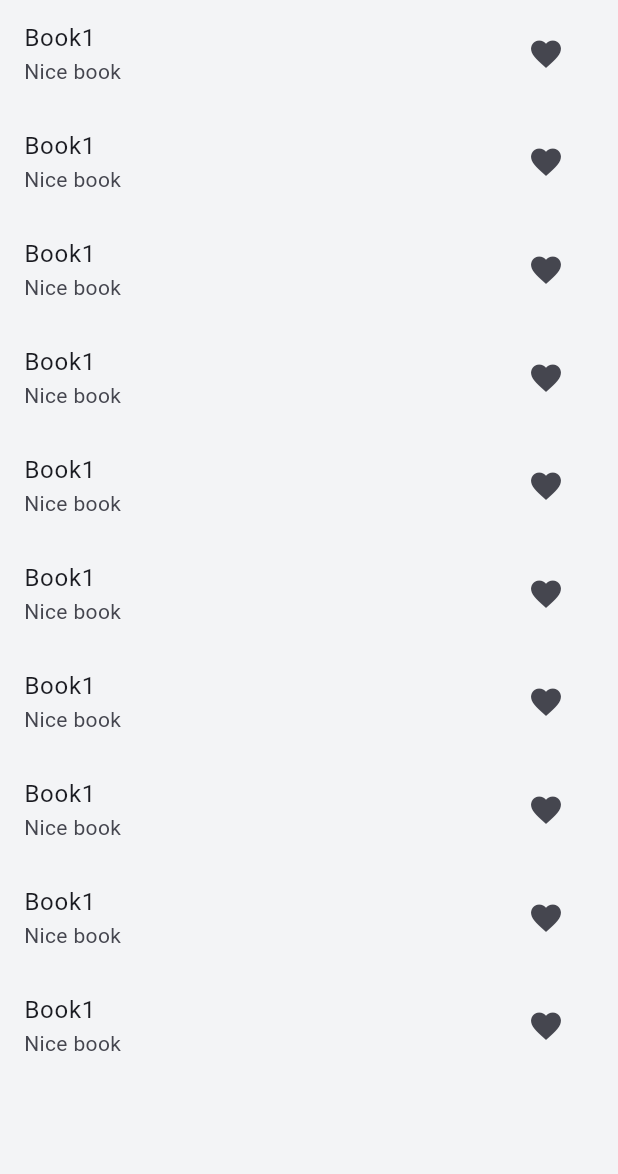
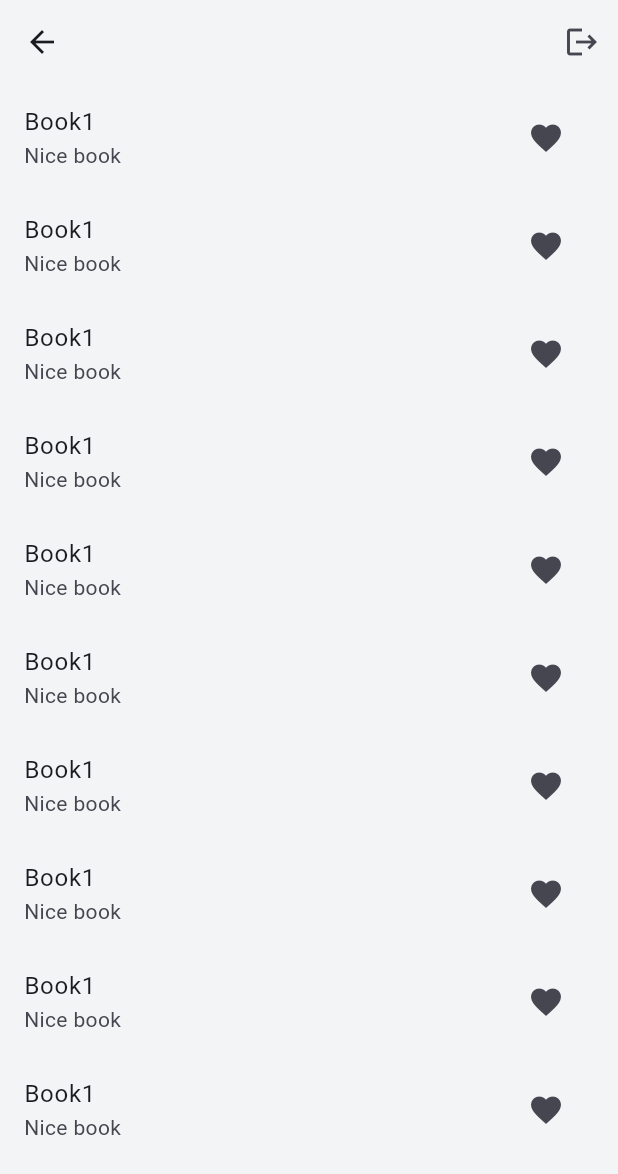
Before and after one commit to itssss-sweta/Book-Review-Frontend, a Flutter app: the HomePage screen opened by its route, on a phone screen of 412 x 824 dp. Shown: the top 1174 px of the screen. Run offline on Flutter 3.47's test engine with Material 3 defaults, Android fonts, the light colour scheme and no system bars; our stand-ins replace bloc, dio, flutter_bloc, loading_animation_widget, lottie, shared_preferences; accounts and stored records are empty.

Commit message:
feat: add  logout function in homeopage

```diff
--- /dev/null
+++ b/lib/src/features/homepage/presentation/bloc/homepage_bloc.dart
@@ -0,0 +1,17 @@
+import 'package:book_review/src/features/homepage/presentation/bloc/homepage_event.dart';
+import 'package:book_review/src/features/homepage/presentation/bloc/homepage_state.dart';
+import 'package:book_review/src/shared/data/data_source/local/cache_services.dart';
+import 'package:flutter_bloc/flutter_bloc.dart';
+
+class HomepPageBloc extends Bloc<HomePageEvent, HomePageState> {
+  HomepPageBloc() : super(HomePageInitial()) {
+    on<LogoutEvent>(_onLogout);
+  }
+  Future<void> _onLogout(LogoutEvent event, Emitter<HomePageState> emit) async {
+    emit(LogoutLoading());
+    await Future.delayed(const Duration(seconds: 2));
+    CacheServices.getCacheServicesInstance.saveAccessToken('');
+    CacheServices.getCacheServicesInstance.saveIsLogin(false);
+    emit(LogoutSuccessful());
+  }
+}
--- /dev/null
+++ b/lib/src/features/homepage/presentation/bloc/homepage_event.dart
@@ -0,0 +1,3 @@
+abstract class HomePageEvent {}
+
+class LogoutEvent extends HomePageEvent {}
--- /dev/null
+++ b/lib/src/features/homepage/presentation/bloc/homepage_state.dart
@@ -0,0 +1,9 @@
+abstract class HomePageState {}
+
+class HomePageInitial extends HomePageState {}
+
+class HomePageLoading extends HomePageState {}
+
+class LogoutSuccessful extends HomePageState {}
+
+class LogoutLoading extends HomePageState {}
--- a/lib/src/features/homepage/presentation/pages/homepage.dart
+++ b/lib/src/features/homepage/presentation/pages/homepage.dart
@@ -1,4 +1,10 @@
+import 'package:book_review/src/core/route/routes_name.dart';
+import 'package:book_review/src/core/utils/loading_dialog.dart';
+import 'package:book_review/src/features/homepage/presentation/bloc/homepage_bloc.dart';
+import 'package:book_review/src/features/homepage/presentation/bloc/homepage_event.dart';
+import 'package:book_review/src/features/homepage/presentation/bloc/homepage_state.dart';
 import 'package:flutter/material.dart';
+import 'package:flutter_bloc/flutter_bloc.dart';
 
 class HomePage extends StatelessWidget {
   const HomePage({super.key});
@@ -6,7 +12,32 @@ class HomePage extends StatelessWidget {
   @override
   Widget build(BuildContext context) {
     return Scaffold(
-      body: ListView.builder(
+        appBar: AppBar(
+          actions: [
+            IconButton(
+                onPressed: () {
+                  context.read<HomepPageBloc>().add(LogoutEvent());
+                },
+                icon: const Icon(Icons.logout)),
+          ],
+        ),
+        body: BlocListener<HomepPageBloc, HomePageState>(
+          listener: (context, state) {
+            if (state is HomePageLoading) {
+              const Center(
+                child: CircularProgressIndicator(),
+              );
+            } else if (state is LogoutLoading) {
+              LoadingDialog.showLoadingDialog(context,
+                  loadingTitle: 'Logging out...');
+            } else if (state is LogoutSuccessful) {
+              Navigator.of(context).pushNamedAndRemoveUntil(
+                RoutesName.login,
+                (route) => false,
+              );
+            }
+          },
+          child: ListView.builder(
             itemCount: 10,
             itemBuilder: (context, index) {
               return ListTile(
@@ -19,6 +50,6 @@ class HomePage extends StatelessWidget {
               );
             },
           ),
-    );
+        ));
   }
 }
```
Lines whose indentation alone changed are shown as unchanged.
